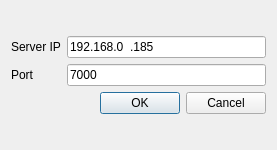
The window that joinServer.ui (tnightingale/COMMAudio) describes before a commit, drawn with Qt 5.
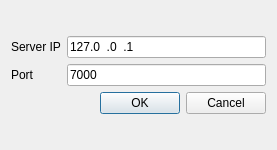
The same window after the commit.

Commit message: Working on data stream stuff

```diff
--- a/joinServer.ui
+++ b/joinServer.ui
@@ -35,7 +35,7 @@
         <string>000.000.000.000; </string>
        </property>
        <property name="text">
-        <string>192.168.0.185</string>
+        <string>127.0.0.1</string>
        </property>
       </widget>
      </item>
```
The commit also changes 1 other file.
